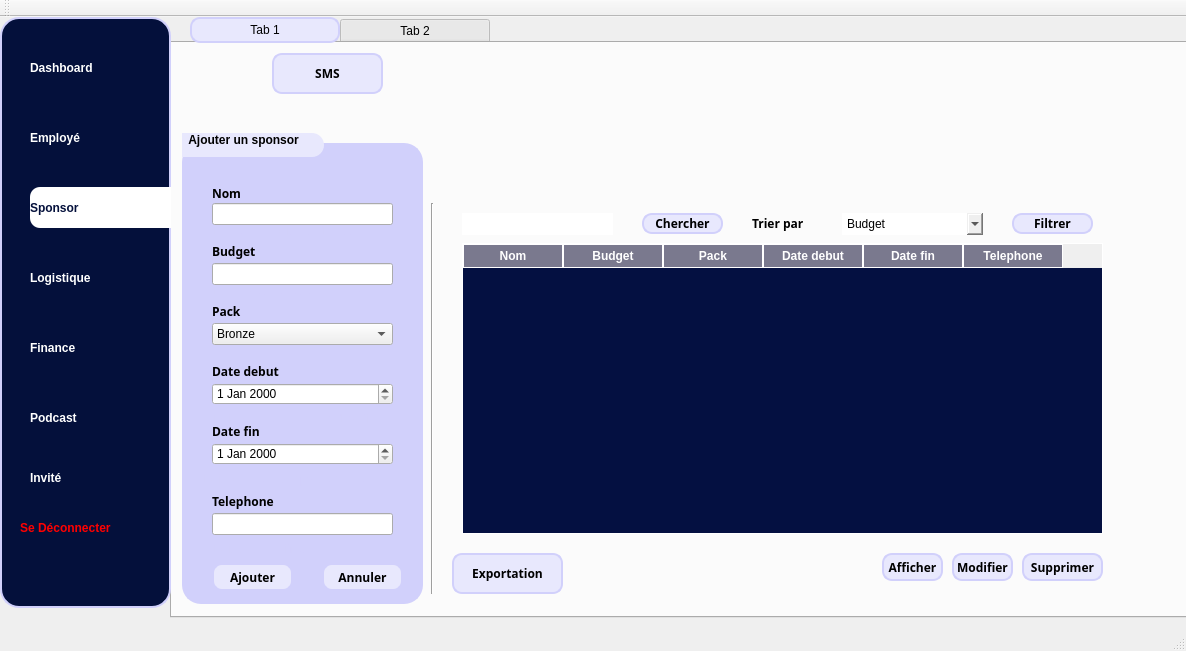
Before: the Qt Designer form mainwindow.ui in esprit2A4Projet/2a4-smart-tv-channel, drawn with Qt 5.
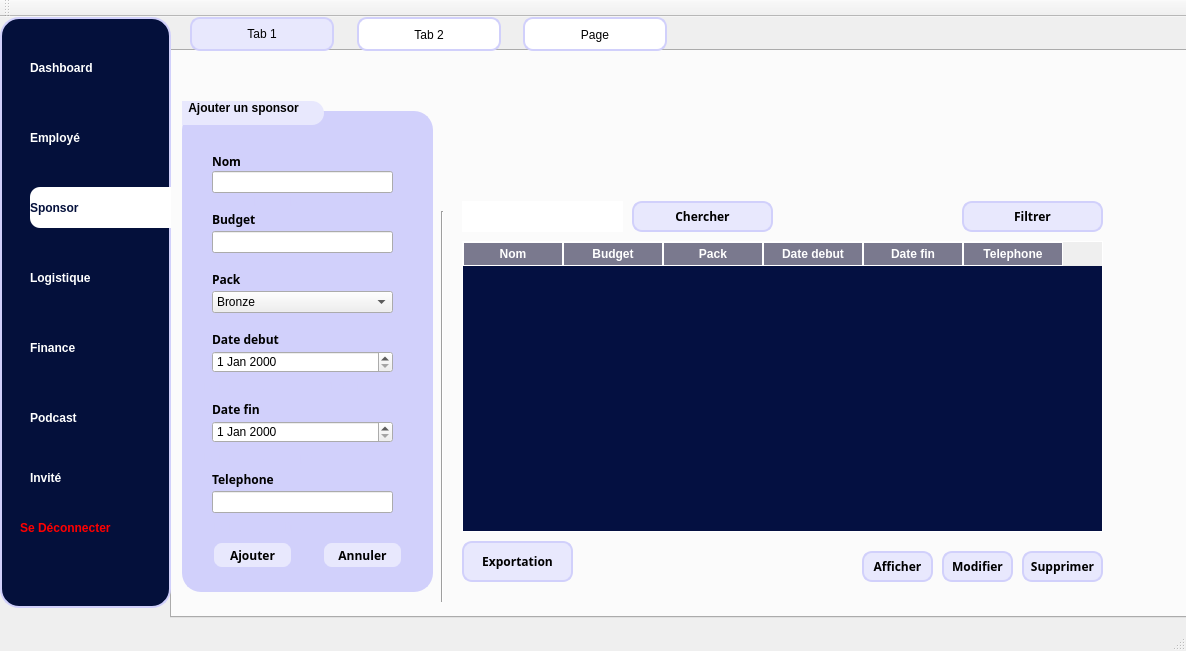
After: the same form once the commit is applied. The open tabs and pages were chosen to show the change. Icons and pictures are not drawn.

Patch:
```diff
--- a/mainwindow.ui
+++ b/mainwindow.ui
@@ -29,7 +29,7 @@
     <property name="styleSheet">
      <string notr="true">QTabWidget::tab-bar {
     left: 20px; /* Set a margin on the left side to create space */
-    width: 300px; /* Set the width of the tab bar */
+    width: 500px; /* Set the width of the tab bar */
 }
 
 QTabWidget::pane {
@@ -37,15 +37,23 @@
 }
 
 QTabBar::tab:selected {
+ width: 140px; /* Ajustez la largeur selon vos besoins */
+    height: 30px;
     font-family: &quot;Space Grotesk&quot;;
     color: #000000; /* Set the text color */
     background-color: #E8E8FD; /* Set the background color for the selected tab */
     border: 2px solid #D1D0FB; /* Set the border color */
 border-radius: 10px; /* Adjust the radius for the rounded corners */
 }
-
-
-</string>
+QTabBar::tab:!selected {
+    width: 140px; /* Ajustez la largeur selon vos besoins */
+    height: 30px; /* Ajustez la hauteur selon vos besoins */
+    font-family: &quot;Space Grotesk&quot;;
+     color: #000000; /* Set the text color */
+    background-color: rgb(255, 255, 255); /* Set the background color for the selected tab */
+    border: 2px solid #D1D0FB; /* Set the border color */
+border-radius: 10px;
+}</string>
     </property>
     <property name="currentIndex">
      <number>0</number>
@@ -54,36 +62,13 @@
      <attribute name="title">
       <string>Tab 1</string>
      </attribute>
-     <widget class="QComboBox" name="comboBox_budget">
-      <property name="geometry">
-       <rect>
-        <x>670</x>
-        <y>170</y>
-        <width>141</width>
-        <height>22</height>
-       </rect>
-      </property>
-      <property name="styleSheet">
-       <string notr="true">border-radius: 19px; </string>
-      </property>
-      <item>
-       <property name="text">
-        <string>Budget</string>
-       </property>
-      </item>
-      <item>
-       <property name="text">
-        <string>Pack</string>
-       </property>
-      </item>
-     </widget>
      <widget class="QPushButton" name="pushButton_modifierS">
       <property name="geometry">
        <rect>
-        <x>780</x>
-        <y>510</y>
-        <width>61</width>
-        <height>28</height>
+        <x>770</x>
+        <y>500</y>
+        <width>71</width>
+        <height>31</height>
        </rect>
       </property>
       <property name="font">
@@ -117,8 +102,8 @@
      <widget class="QWidget" name="widget_3" native="true">
       <property name="geometry">
        <rect>
-        <x>320</x>
-        <y>20</y>
+        <x>330</x>
+        <y>10</y>
         <width>541</width>
         <height>121</height>
        </rect>
@@ -126,42 +111,18 @@
       <property name="styleSheet">
        <string notr="true">background-image:url(C:/Users/amine/OneDrive - ESPRIT/2A4/projetqt/podcast.png);
 background-repeat: no-repeat;
-border-radius: 10px;
-background-position: center;</string>
-      </property>
-     </widget>
-     <widget class="QLabel" name="label_14">
-      <property name="geometry">
-       <rect>
-        <x>580</x>
-        <y>170</y>
-        <width>71</width>
-        <height>21</height>
-       </rect>
-      </property>
-      <property name="font">
-       <font>
-        <family>Space Grotesk</family>
-        <weight>75</weight>
-        <bold>true</bold>
-       </font>
-      </property>
-      <property name="styleSheet">
-       <string notr="true">QLabel {
-    font-family: &quot;Space Grotesk&quot;;
-}</string>
-      </property>
-      <property name="text">
-       <string>Trier par</string>
+border-radius: 20px;
+background-position: center;
+border:1px;</string>
       </property>
      </widget>
      <widget class="QLineEdit" name="lineEdit_rechercherS">
       <property name="geometry">
        <rect>
         <x>290</x>
-        <y>170</y>
-        <width>151</width>
-        <height>22</height>
+        <y>150</y>
+        <width>161</width>
+        <height>31</height>
        </rect>
       </property>
       <property name="styleSheet">
@@ -172,9 +133,9 @@
       <property name="geometry">
        <rect>
         <x>850</x>
-        <y>510</y>
+        <y>500</y>
         <width>81</width>
-        <height>28</height>
+        <height>31</height>
        </rect>
       </property>
       <property name="font">
@@ -208,10 +169,10 @@
      <widget class="QPushButton" name="pushButton_rechercherS">
       <property name="geometry">
        <rect>
-        <x>470</x>
-        <y>170</y>
-        <width>81</width>
-        <height>21</height>
+        <x>460</x>
+        <y>150</y>
+        <width>141</width>
+        <height>31</height>
        </rect>
       </property>
       <property name="font">
@@ -235,6 +196,10 @@
 
 }
 
+QPushButton:hover
+{
+background : rgb(209, 208, 251);   color: #000000; /* Set the text color */
+}
 
 </string>
       </property>
@@ -245,10 +210,10 @@
      <widget class="QPushButton" name="pushButton_trierS">
       <property name="geometry">
        <rect>
-        <x>840</x>
-        <y>170</y>
-        <width>81</width>
-        <height>21</height>
+        <x>790</x>
+        <y>150</y>
+        <width>141</width>
+        <height>31</height>
        </rect>
       </property>
       <property name="font">
@@ -283,7 +248,7 @@
       <property name="geometry">
        <rect>
         <x>390</x>
-        <y>500</y>
+        <y>480</y>
         <width>81</width>
         <height>61</height>
        </rect>
@@ -298,8 +263,8 @@
      <widget class="QPushButton" name="PDF">
       <property name="geometry">
        <rect>
-        <x>280</x>
-        <y>510</y>
+        <x>290</x>
+        <y>490</y>
         <width>111</width>
         <height>41</height>
        </rect>
@@ -336,9 +301,9 @@
       <property name="geometry">
        <rect>
         <x>10</x>
-        <y>90</y>
-        <width>241</width>
-        <height>471</height>
+        <y>50</y>
+        <width>251</width>
+        <height>491</height>
        </rect>
       </property>
       <property name="font">
@@ -486,7 +451,7 @@
        <property name="geometry">
         <rect>
          <x>30</x>
-         <y>430</y>
+         <y>440</y>
          <width>81</width>
          <height>28</height>
         </rect>
@@ -523,7 +488,7 @@
        <property name="geometry">
         <rect>
          <x>140</x>
-         <y>430</y>
+         <y>440</y>
          <width>81</width>
          <height>28</height>
         </rect>
@@ -560,7 +525,7 @@
        <property name="geometry">
         <rect>
          <x>30</x>
-         <y>290</y>
+         <y>300</y>
          <width>81</width>
          <height>16</height>
         </rect>
@@ -585,7 +550,7 @@
        <property name="geometry">
         <rect>
          <x>30</x>
-         <y>360</y>
+         <y>370</y>
          <width>81</width>
          <height>16</height>
         </rect>
@@ -610,7 +575,7 @@
        <property name="geometry">
         <rect>
          <x>30</x>
-         <y>380</y>
+         <y>390</y>
          <width>181</width>
          <height>22</height>
         </rect>
@@ -633,7 +598,7 @@
        <property name="geometry">
         <rect>
          <x>30</x>
-         <y>310</y>
+         <y>320</y>
          <width>181</width>
          <height>22</height>
         </rect>
@@ -705,7 +670,7 @@
         <string notr="true">color:#D1D0FB;</string>
        </property>
        <property name="text">
-        <string>Le nom ne doit pas dépasser 20</string>
+        <string>Ne doit pas dépasser 20 et alpha</string>
        </property>
       </widget>
       <widget class="QLabel" name="label_BudgetError">
@@ -728,7 +693,7 @@
        <property name="geometry">
         <rect>
          <x>20</x>
-         <y>330</y>
+         <y>340</y>
          <width>211</width>
          <height>31</height>
         </rect>
@@ -744,7 +709,7 @@
        <property name="geometry">
         <rect>
          <x>30</x>
-         <y>400</y>
+         <y>410</y>
          <width>161</width>
          <height>31</height>
         </rect>
@@ -759,7 +724,7 @@
       <widget class="QLabel" name="label_DateError">
        <property name="geometry">
         <rect>
-         <x>30</x>
+         <x>20</x>
          <y>270</y>
          <width>211</width>
          <height>31</height>
@@ -776,7 +741,7 @@
      <widget class="Line" name="line">
       <property name="geometry">
        <rect>
-        <x>250</x>
+        <x>260</x>
         <y>160</y>
         <width>20</width>
         <height>391</height>
@@ -808,7 +773,7 @@
       <property name="geometry">
        <rect>
         <x>290</x>
-        <y>200</y>
+        <y>190</y>
         <width>641</width>
         <height>291</height>
        </rect>
@@ -887,10 +852,10 @@
      <widget class="QPushButton" name="pushButton_reset">
       <property name="geometry">
        <rect>
-        <x>710</x>
-        <y>510</y>
-        <width>61</width>
-        <height>28</height>
+        <x>690</x>
+        <y>500</y>
+        <width>71</width>
+        <height>31</height>
        </rect>
       </property>
       <property name="font">
@@ -921,43 +886,6 @@
        <string>Afficher</string>
       </property>
      </widget>
-     <widget class="QPushButton" name="SMS">
-      <property name="geometry">
-       <rect>
-        <x>100</x>
-        <y>10</y>
-        <width>111</width>
-        <height>41</height>
-       </rect>
-      </property>
-      <property name="font">
-       <font>
-        <family>Space Grotesk</family>
-        <weight>75</weight>
-        <bold>true</bold>
-       </font>
-      </property>
-      <property name="styleSheet">
-       <string notr="true">QLabel {
-    font-family: &quot;Space Grotesk&quot;;
-}
-/* Push Button Styling */
-QPushButton {
-    background-color: #E8E8FD; /* Set the background color for the push button */
-    border: 2px solid #D1D0FB; /* Set the border color */
-    border-radius: 10px; /* Adjust the radius for the rounded corners */
-    color: #000000; /* Set the text color */
-    font-family: &quot;Space Grotesk&quot;;
-
-}
-
-
-</string>
-      </property>
-      <property name="text">
-       <string>SMS</string>
-      </property>
-     </widget>
     </widget>
     <widget class="QWidget" name="tab_2">
      <attribute name="title">
@@ -1013,23 +941,127 @@
        </property>
       </widget>
      </widget>
-     <widget class="QWidget" name="widget_8" native="true">
+     <widget class="QPushButton" name="SMS">
       <property name="geometry">
        <rect>
-        <x>660</x>
-        <y>240</y>
-        <width>291</width>
-        <height>221</height>
+        <x>80</x>
+        <y>420</y>
+        <width>161</width>
+        <height>31</height>
        </rect>
       </property>
       <property name="styleSheet">
-       <string notr="true">background-image:url(C:/Users/amine/OneDrive - ESPRIT/2A4/projetqt/Frame 21.png);
+       <string notr="true">QLabel {
+    font-family: &quot;Space Grotesk&quot;;
+}
+/* Push Button Styling */
+QPushButton {
+    background-color: #E8E8FD; /* Set the background color for the push button */
+    border: 2px solid #D1D0FB; /* Set the border color */
+    border-radius: 10px; /* Adjust the radius for the rounded corners */
+    color: #000000; /* Set the text color */
+    font-family: &quot;Space Grotesk&quot;;
+
+}
+
+
+</string>
+      </property>
+      <property name="text">
+       <string>Envoyer</string>
+      </property>
+     </widget>
+     <widget class="QLabel" name="label_16">
+      <property name="geometry">
+       <rect>
+        <x>60</x>
+        <y>70</y>
+        <width>531</width>
+        <height>401</height>
+       </rect>
+      </property>
+      <property name="styleSheet">
+       <string notr="true">background-image:url(:/new/prefix1/sms 1.png)</string>
+      </property>
+      <property name="text">
+       <string/>
+      </property>
+     </widget>
+     <widget class="QTextEdit" name="smsEdit">
+      <property name="geometry">
+       <rect>
+        <x>180</x>
+        <y>140</y>
+        <width>371</width>
+        <height>101</height>
+       </rect>
+      </property>
+     </widget>
+     <widget class="QPushButton" name="pushButton_annulerS2">
+      <property name="geometry">
+       <rect>
+        <x>330</x>
+        <y>250</y>
+        <width>81</width>
+        <height>28</height>
+       </rect>
+      </property>
+      <property name="font">
+       <font>
+        <family>Space Grotesk</family>
+        <weight>75</weight>
+        <bold>true</bold>
+       </font>
+      </property>
+      <property name="styleSheet">
+       <string notr="true">QLabel {
+    font-family: &quot;Space Grotesk&quot;;
+}
+/* Push Button Styling */
+QPushButton {
+    background-color: #E8E8FD; /* Set the background color for the push button */
+    border: 2px solid #D1D0FB; /* Set the border color */
+    border-radius: 10px; /* Adjust the radius for the rounded corners */
+    color: #000000; /* Set the text color */
+    font-family: &quot;Space Grotesk&quot;;
+
+}
+
+
+</string>
+      </property>
+      <property name="text">
+       <string>Annuler</string>
+      </property>
+     </widget>
+     <widget class="QWidget" name="widget_6" native="true">
+      <property name="geometry">
+       <rect>
+        <x>370</x>
+        <y>120</y>
+        <width>601</width>
+        <height>301</height>
+       </rect>
+      </property>
+      <property name="styleSheet">
+       <string notr="true">background-image:url(C:/Users/amine/OneDrive - ESPRIT/2A4/projetqt/Group 210.png);
 background-repeat: no-repeat;
 border-radius: 10px;
 background-position: center;</string>
       </property>
      </widget>
-     <widget class="QWidget" name="widget_9" native="true">
+     <zorder>widget_5</zorder>
+     <zorder>label_16</zorder>
+     <zorder>SMS</zorder>
+     <zorder>smsEdit</zorder>
+     <zorder>pushButton_annulerS2</zorder>
+     <zorder>widget_6</zorder>
+    </widget>
+    <widget class="QWidget" name="statistiques">
+     <attribute name="title">
+      <string>Page</string>
+     </attribute>
+     <widget class="QWidget" name="widget_7" native="true">
       <property name="geometry">
        <rect>
         <x>20</x>
```
Left out of the diff: 61 changed lines with no effect on the pictures.
